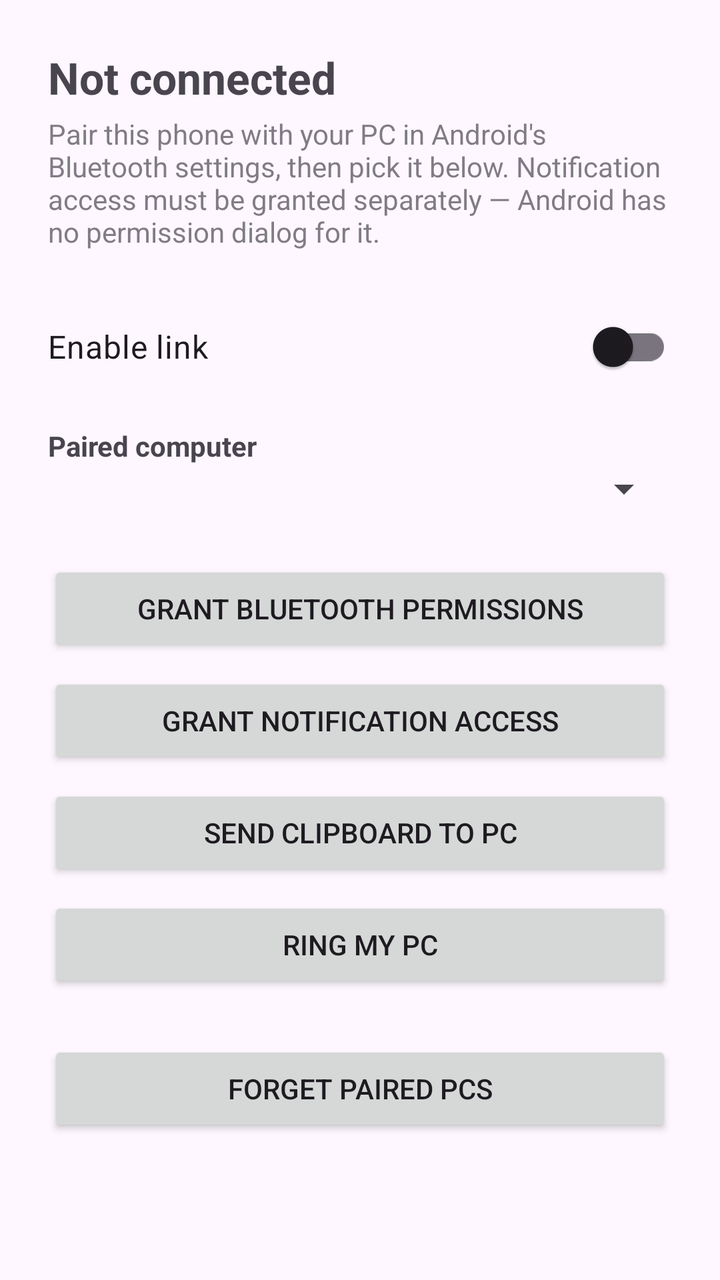
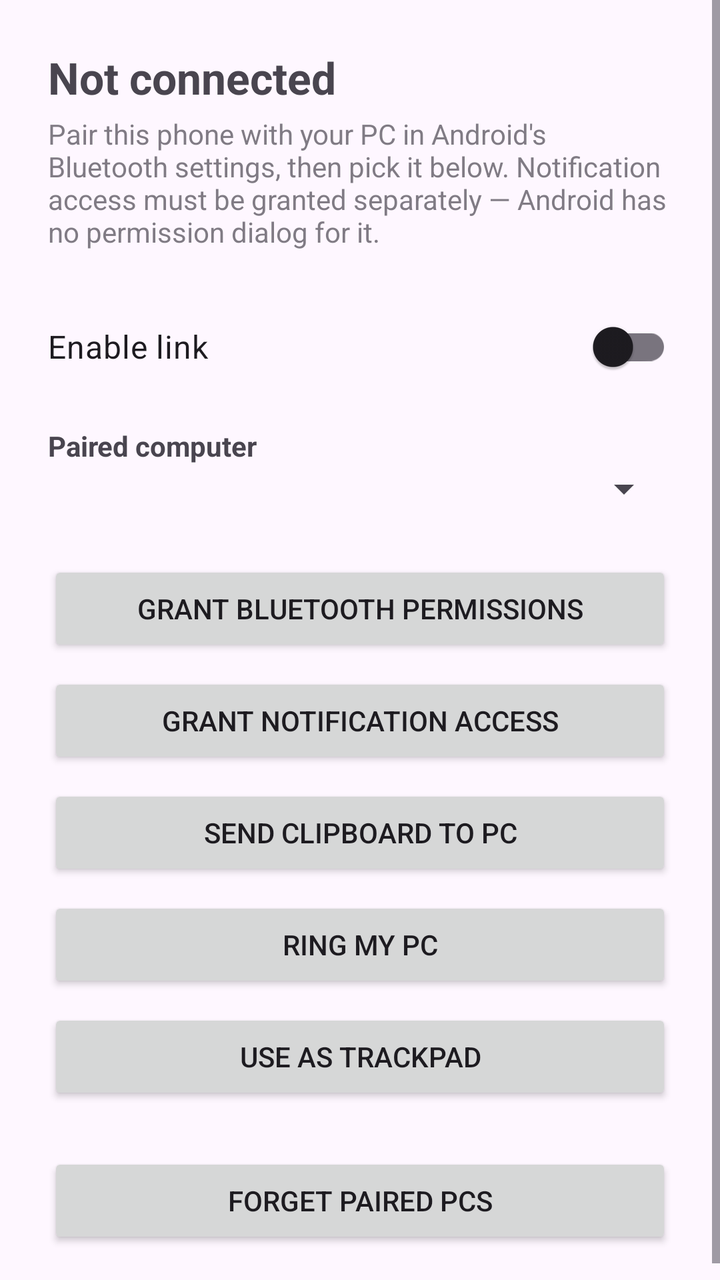

Before-and-after screenshots of an Android layout around one commit, followed by the original layout XML and the change that was made.
<!-- AndroidManifest.xml: application theme Theme.FedoraLink -->
<!-- res/layout/activity_main.xml -->
<?xml version="1.0" encoding="utf-8"?>
<ScrollView xmlns:android="http://schemas.android.com/apk/res/android"
    android:layout_width="match_parent"
    android:layout_height="match_parent"
    android:fillViewport="true">

    <LinearLayout
        android:layout_width="match_parent"
        android:layout_height="wrap_content"
        android:orientation="vertical"
        android:padding="24dp">

        <TextView
            android:id="@+id/statusText"
            android:layout_width="match_parent"
            android:layout_height="wrap_content"
            android:textSize="22sp"
            android:textStyle="bold"
            android:paddingBottom="4dp"
            android:text="@string/status_disconnected" />

        <TextView
            android:id="@+id/hintText"
            android:layout_width="match_parent"
            android:layout_height="wrap_content"
            android:paddingBottom="24dp"
            android:textSize="14sp"
            android:alpha="0.7"
            android:text="@string/setup_hint" />

        <androidx.appcompat.widget.SwitchCompat
            android:id="@+id/enableSwitch"
            android:layout_width="match_parent"
            android:layout_height="wrap_content"
            android:paddingVertical="12dp"
            android:textSize="16sp"
            android:text="@string/enable_link" />

        <TextView
            android:layout_width="match_parent"
            android:layout_height="wrap_content"
            android:paddingTop="16dp"
            android:textSize="14sp"
            android:textStyle="bold"
            android:text="@string/paired_pc" />

        <Spinner
            android:id="@+id/deviceSpinner"
            android:layout_width="match_parent"
            android:layout_height="wrap_content"
            android:paddingVertical="8dp" />

        <Button
            android:id="@+id/permissionsButton"
            android:layout_width="match_parent"
            android:layout_height="wrap_content"
            android:layout_marginTop="24dp"
            android:text="@string/grant_permissions" />

        <Button
            android:id="@+id/notificationAccessButton"
            android:layout_width="match_parent"
            android:layout_height="wrap_content"
            android:layout_marginTop="8dp"
            android:text="@string/grant_notification_access" />

        <Button
            android:id="@+id/sendClipboardButton"
            android:layout_width="match_parent"
            android:layout_height="wrap_content"
            android:layout_marginTop="8dp"
            android:text="@string/send_clipboard" />

        <Button
            android:id="@+id/ringPcButton"
            android:layout_width="match_parent"
            android:layout_height="wrap_content"
            android:layout_marginTop="8dp"
            android:text="@string/ring_pc" />

        <Button
            android:id="@+id/unlinkButton"
            android:layout_width="match_parent"
            android:layout_height="wrap_content"
            android:layout_marginTop="24dp"
            android:text="@string/unlink" />

    </LinearLayout>
</ScrollView>
<!-- resources referenced by this layout -->
<resources>
  <string name="enable_link">Enable link</string>
  <string name="grant_notification_access">Grant notification access</string>
  <string name="grant_permissions">Grant Bluetooth permissions</string>
  <string name="paired_pc">Paired computer</string>
  <string name="ring_pc">Ring my PC</string>
  <string name="send_clipboard">Send clipboard to PC</string>
  <string name="setup_hint">Pair this phone with your PC in Android\'s Bluetooth settings, then pick it below. Notification access must be granted separately — Android has no permission dialog for it.</string>
  <string name="status_disconnected">Not connected</string>
  <string name="unlink">Forget paired PCs</string>
  <style name="Theme.FedoraLink" parent="Theme.Material3.DayNight.NoActionBar">
          <item name="android:statusBarColor">?attr/colorSurface</item>
      </style>
</resources>

<!-- the commit's change to res/layout/activity_main.xml (unified diff, before → after) -->
@@ -79,6 +79,13 @@
             android:text="@string/ring_pc" />
 
         <Button
+            android:id="@+id/trackpadButton"
+            android:layout_width="match_parent"
+            android:layout_height="wrap_content"
+            android:layout_marginTop="8dp"
+            android:text="@string/trackpad" />
+
+        <Button
             android:id="@+id/unlinkButton"
             android:layout_width="match_parent"
             android:layout_height="wrap_content"
<!-- resource entries referenced after the edit -->
@@ -8,6 +8,7 @@
   <string name="send_clipboard">Send clipboard to PC</string>
   <string name="setup_hint">Pair this phone with your PC in Android\'s Bluetooth settings, then pick it below. Notification access must be granted separately — Android has no permission dialog for it.</string>
   <string name="status_disconnected">Not connected</string>
+  <string name="trackpad">Use as trackpad</string>
   <string name="unlink">Forget paired PCs</string>
   <style name="Theme.FedoraLink" parent="Theme.Material3.DayNight.NoActionBar">
           <item name="android:statusBarColor">?attr/colorSurface</item>
